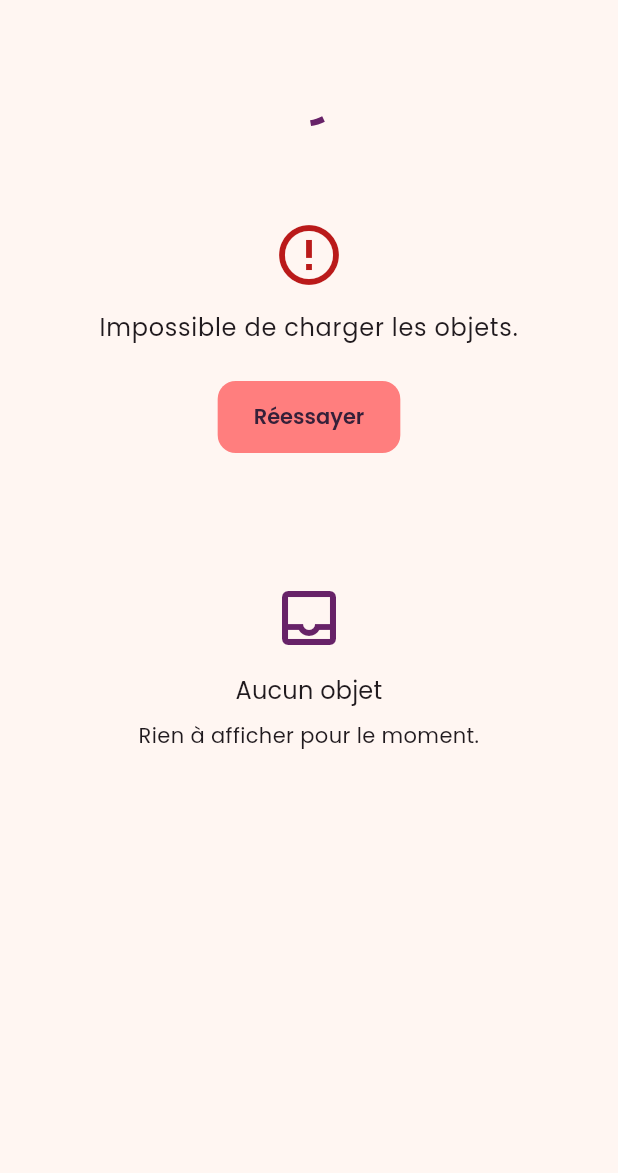
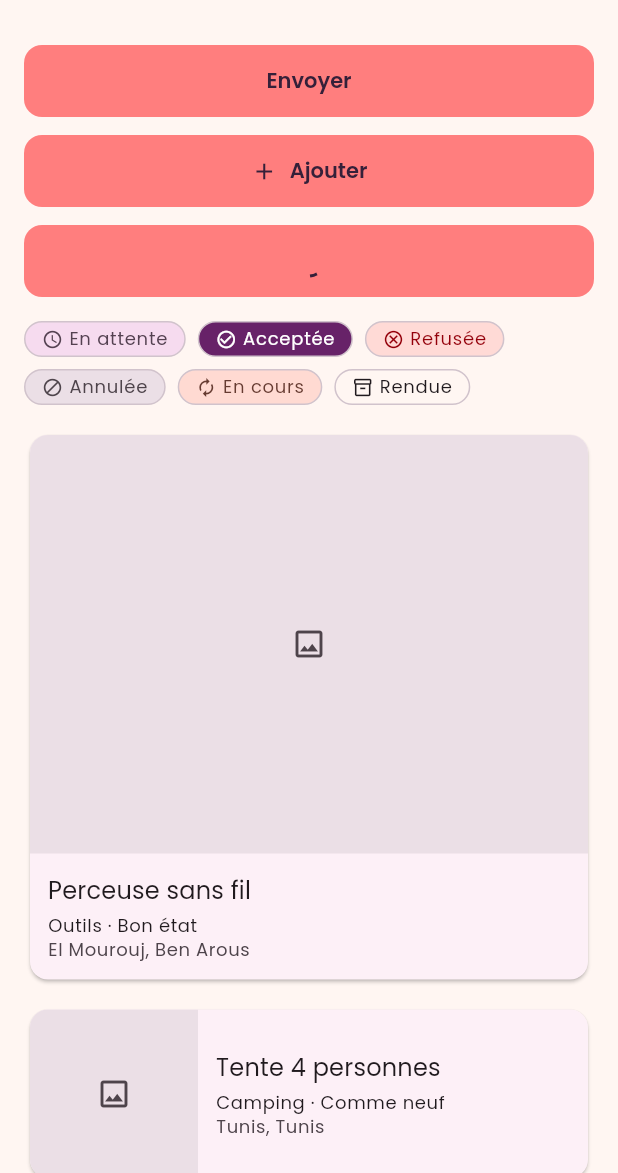
Before and after one commit to souloine-sahbi/borrowbetter, a Flutter app: the screen it shows after launch, on a phone screen of 412 x 824 dp, the part 63-1236 px from its top. Run offline on Flutter 3.47's test engine with Material 3 defaults, Android fonts, the phone set to English and light mode, and no system bars; our stand-ins replace firebase_core, flutter_riverpod; accounts and stored records are empty; generated files the repository leaves out were written again.

Commit message:
feat: ajoute la carte d'objet

```diff
--- a/lib/main.dart
+++ b/lib/main.dart
@@ -1,8 +1,8 @@
 import 'package:borrowbetter/firebase_options.dart';
 import 'package:borrowbetter/src/shared/theme/theme.dart';
-import 'package:borrowbetter/src/shared/widgets/centre_chargement.dart';
-import 'package:borrowbetter/src/shared/widgets/erreur_vue.dart';
-import 'package:borrowbetter/src/shared/widgets/etat_vide.dart';
+import 'package:borrowbetter/src/shared/widgets/badge_statut.dart';
+import 'package:borrowbetter/src/shared/widgets/bouton_principal.dart';
+import 'package:borrowbetter/src/shared/widgets/carte_objet.dart';
 import 'package:firebase_core/firebase_core.dart';
 import 'package:flutter/material.dart';
 import 'package:flutter_riverpod/flutter_riverpod.dart';
@@ -34,22 +34,48 @@ class _ApercuTheme extends StatelessWidget {
     return Scaffold(
       appBar: AppBar(title: const Text('BorrowBetter')),
       body: ListView(
+        padding: const EdgeInsets.all(16),
         children: [
-          const SizedBox(height: 100, child: CentreChargement()),
-          SizedBox(
-            height: 220,
-            child: ErreurVue(
-              message: 'Impossible de charger les objets.',
-              libelleReessayer: 'Réessayer',
-              onReessayer: () {},
-            ),
+          BoutonPrincipal(libelle: 'Envoyer', onPressed: () {}),
+          const SizedBox(height: 12),
+          BoutonPrincipal(
+            libelle: 'Ajouter',
+            icone: Icons.add,
+            onPressed: () {},
           ),
-          const SizedBox(
-            height: 220,
-            child: EtatVide(
-              titre: 'Aucun objet',
-              message: 'Rien à afficher pour le moment.',
-            ),
+          const SizedBox(height: 12),
+          const BoutonPrincipal(
+            libelle: 'Envoi',
+            onPressed: null,
+            enChargement: true,
+          ),
+          const SizedBox(height: 16),
+          const Wrap(
+            spacing: 8,
+            runSpacing: 8,
+            children: [
+              BadgeStatut(statut: StatutBadge.enAttente, libelle: 'En attente'),
+              BadgeStatut(statut: StatutBadge.acceptee, libelle: 'Acceptée'),
+              BadgeStatut(statut: StatutBadge.refusee, libelle: 'Refusée'),
+              BadgeStatut(statut: StatutBadge.annulee, libelle: 'Annulée'),
+              BadgeStatut(statut: StatutBadge.enCours, libelle: 'En cours'),
+              BadgeStatut(statut: StatutBadge.rendue, libelle: 'Rendue'),
+            ],
+          ),
+          const SizedBox(height: 16),
+          const CarteObjet(
+            titre: 'Perceuse sans fil',
+            categorie: 'Outils',
+            etat: 'Bon état',
+            zone: 'El Mourouj, Ben Arous',
+          ),
+          const SizedBox(height: 12),
+          const CarteObjet(
+            titre: 'Tente 4 personnes',
+            categorie: 'Camping',
+            etat: 'Comme neuf',
+            zone: 'Tunis, Tunis',
+            variante: VarianteCarte.liste,
           ),
         ],
       ),
--- /dev/null
+++ b/lib/src/shared/widgets/carte_objet.dart
@@ -0,0 +1,161 @@
+import 'package:borrowbetter/src/shared/theme/dimensions.dart';
+import 'package:flutter/material.dart';
+
+/// Présentation d'une [CarteObjet].
+enum VarianteCarte {
+  /// Photo au-dessus, texte en dessous (accueil, grille).
+  grille,
+
+  /// Photo à gauche, texte à droite (résultats de recherche).
+  liste,
+}
+
+/// Carte d'un objet : photo, titre, catégorie, état et zone approximative.
+class CarteObjet extends StatelessWidget {
+  const new({
+    required this.titre,
+    required this.categorie,
+    required this.etat,
+    required this.zone,
+    this.photoUrl,
+    this.heroTag,
+    this.onTap,
+    this.variante = VarianteCarte.grille,
+    super.key,
+  });
+
+  final String titre;
+  final String categorie;
+  final String etat;
+
+  /// Zone approximative, au format « Ville, Gouvernorat ».
+  final String zone;
+  final String? photoUrl;
+
+  /// Étiquette `Hero` (par exemple l'identifiant de l'objet). Sans valeur,
+  /// aucune animation n'est utilisée.
+  final Object? heroTag;
+  final VoidCallback? onTap;
+  final VarianteCarte variante;
+
+  @override
+  Widget build(BuildContext context) {
+    final photo = _PhotoObjet(photoUrl: photoUrl, heroTag: heroTag);
+    final texte = _TexteObjet(
+      titre: titre,
+      categorie: categorie,
+      etat: etat,
+      zone: zone,
+    );
+    return Card(
+      clipBehavior: Clip.antiAlias,
+      child: InkWell(
+        onTap: onTap,
+        child: switch (variante) {
+          VarianteCarte.grille => Column(
+            crossAxisAlignment: CrossAxisAlignment.stretch,
+            children: [
+              AspectRatio(aspectRatio: 4 / 3, child: photo),
+              Padding(
+                padding: const EdgeInsets.all(Espacements.m),
+                child: texte,
+              ),
+            ],
+          ),
+          VarianteCarte.liste => Row(
+            children: [
+              SizedBox.square(dimension: 112, child: photo),
+              Expanded(
+                child: Padding(
+                  padding: const EdgeInsets.all(Espacements.m),
+                  child: texte,
+                ),
+              ),
+            ],
+          ),
+        },
+      ),
+    );
+  }
+}
+
+class _PhotoObjet extends StatelessWidget {
+  const new({required this.photoUrl, required this.heroTag});
+
+  final String? photoUrl;
+  final Object? heroTag;
+
+  @override
+  Widget build(BuildContext context) {
+    final image = photoUrl == null
+        ? const _PhotoAbsente()
+        : Image.network(
+            photoUrl!,
+            fit: BoxFit.cover,
+            errorBuilder: (_, _, _) => const _PhotoAbsente(),
+          );
+    if (heroTag == null) return image;
+    return Hero(tag: heroTag!, child: image);
+  }
+}
+
+class _PhotoAbsente extends StatelessWidget {
+  const new();
+
+  @override
+  Widget build(BuildContext context) {
+    final scheme = Theme.of(context).colorScheme;
+    return ColoredBox(
+      color: scheme.surfaceContainerHighest,
+      child: Center(
+        child: Icon(Icons.image_outlined, color: scheme.onSurfaceVariant),
+      ),
+    );
+  }
+}
+
+class _TexteObjet extends StatelessWidget {
+  const new({
+    required this.titre,
+    required this.categorie,
+    required this.etat,
+    required this.zone,
+  });
+
+  final String titre;
+  final String categorie;
+  final String etat;
+  final String zone;
+
+  @override
+  Widget build(BuildContext context) {
+    final theme = Theme.of(context);
+    return Column(
+      mainAxisSize: MainAxisSize.min,
+      crossAxisAlignment: CrossAxisAlignment.start,
+      children: [
+        Text(
+          titre,
+          maxLines: 2,
+          overflow: TextOverflow.ellipsis,
+          style: theme.textTheme.titleMedium,
+        ),
+        const SizedBox(height: Espacements.s / 2),
+        Text(
+          '$categorie · $etat',
+          maxLines: 1,
+          overflow: TextOverflow.ellipsis,
+          style: theme.textTheme.bodySmall,
+        ),
+        Text(
+          zone,
+          maxLines: 1,
+          overflow: TextOverflow.ellipsis,
+          style: theme.textTheme.bodySmall?.copyWith(
+            color: theme.colorScheme.onSurfaceVariant,
+          ),
+        ),
+      ],
+    );
+  }
+}
```
